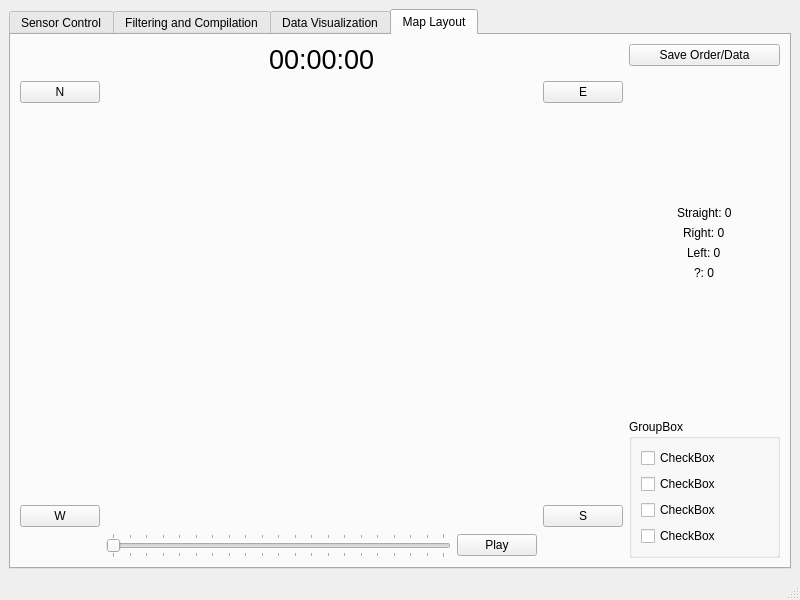
This is rcdsWindow.ui in CapstoneFlows/rcds-python as Qt 5 draws it before an edit. The edited form follows.
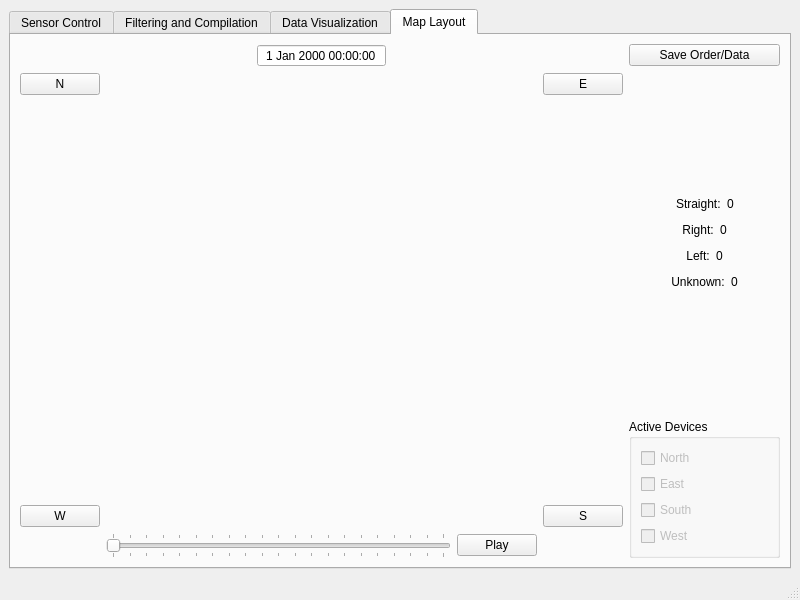
This is the edited form. The open tabs and pages were chosen to show the change. Icons and pictures are not drawn. Custom widgets are drawn as their Qt base class.

Commit message: Finished map layout in UI

```diff
--- a/rcdsWindow.ui
+++ b/rcdsWindow.ui
@@ -624,7 +624,7 @@
               <item row="1" column="3">
                <widget class="QLabel" name="EastLabel">
                 <property name="text">
-                 <string>&lt;html&gt;&lt;head/&gt;&lt;body&gt;&lt;p&gt;&lt;img src=&quot;:/intersection/arrowNone.jpg&quot;/&gt;&lt;/p&gt;&lt;/body&gt;&lt;/html&gt;</string>
+                 <string>&lt;html&gt;&lt;head/&gt;&lt;body&gt;&lt;p&gt;&lt;img src=&quot;:/intersection/arrowUnknown270.jpg&quot;/&gt;&lt;/p&gt;&lt;/body&gt;&lt;/html&gt;</string>
                 </property>
                 <property name="alignment">
                  <set>Qt::AlignCenter</set>
@@ -634,7 +634,7 @@
               <item row="1" column="1">
                <widget class="QLabel" name="NorthLabel_2">
                 <property name="text">
-                 <string>&lt;html&gt;&lt;head/&gt;&lt;body&gt;&lt;p&gt;&lt;img src=&quot;:/intersection/arrowNone.jpg&quot;/&gt;&lt;/p&gt;&lt;/body&gt;&lt;/html&gt;</string>
+                 <string>&lt;html&gt;&lt;head/&gt;&lt;body&gt;&lt;p&gt;&lt;img src=&quot;:/intersection/arrowUnknown180.jpg&quot;/&gt;&lt;/p&gt;&lt;/body&gt;&lt;/html&gt;</string>
                 </property>
                 <property name="alignment">
                  <set>Qt::AlignCenter</set>
@@ -706,15 +706,16 @@
                   </property>
                  </spacer>
                 </item>
-                <item alignment="Qt::AlignHCenter">
-                 <widget class="QLabel" name="time_label">
-                  <property name="font">
-                   <font>
-                    <pointsize>20</pointsize>
-                   </font>
+                <item>
+                 <widget class="QDateTimeEdit" name="mapDateTimeEdit">
+                  <property name="alignment">
+                   <set>Qt::AlignCenter</set>
                   </property>
-                  <property name="text">
-                   <string>00:00:00</string>
+                  <property name="readOnly">
+                   <bool>true</bool>
+                  </property>
+                  <property name="buttonSymbols">
+                   <enum>QAbstractSpinBox::NoButtons</enum>
                   </property>
                  </widget>
                 </item>
@@ -822,33 +823,190 @@
                 </property>
                </spacer>
               </item>
-              <item alignment="Qt::AlignHCenter">
-               <widget class="QLabel" name="straight_label">
-                <property name="text">
-                 <string>Straight: 0</string>
-                </property>
-               </widget>
+              <item>
+               <layout class="QHBoxLayout" name="horizontalLayout_10">
+                <item>
+                 <spacer name="horizontalSpacer_3">
+                  <property name="orientation">
+                   <enum>Qt::Horizontal</enum>
+                  </property>
+                  <property name="sizeHint" stdset="0">
+                   <size>
+                    <width>40</width>
+                    <height>20</height>
+                   </size>
+                  </property>
+                 </spacer>
+                </item>
+                <item alignment="Qt::AlignHCenter">
+                 <widget class="QLabel" name="straight_label">
+                  <property name="text">
+                   <string>Straight:</string>
+                  </property>
+                 </widget>
+                </item>
+                <item>
+                 <widget class="QLabel" name="straight_num_label">
+                  <property name="text">
+                   <string>0</string>
+                  </property>
+                 </widget>
+                </item>
+                <item>
+                 <spacer name="horizontalSpacer_4">
+                  <property name="orientation">
+                   <enum>Qt::Horizontal</enum>
+                  </property>
+                  <property name="sizeHint" stdset="0">
+                   <size>
+                    <width>40</width>
+                    <height>20</height>
+                   </size>
+                  </property>
+                 </spacer>
+                </item>
+               </layout>
               </item>
-              <item alignment="Qt::AlignHCenter">
-               <widget class="QLabel" name="right_label">
-                <property name="text">
-                 <string>Right: 0</string>
-                </property>
-               </widget>
+              <item>
+               <layout class="QHBoxLayout" name="horizontalLayout_11">
+                <item>
+                 <spacer name="horizontalSpacer_5">
+                  <property name="orientation">
+                   <enum>Qt::Horizontal</enum>
+                  </property>
+                  <property name="sizeHint" stdset="0">
+                   <size>
+                    <width>40</width>
+                    <height>20</height>
+                   </size>
+                  </property>
+                 </spacer>
+                </item>
+                <item>
+                 <widget class="QLabel" name="right_label">
+                  <property name="text">
+                   <string>Right:</string>
+                  </property>
+                  <property name="alignment">
+                   <set>Qt::AlignCenter</set>
+                  </property>
+                 </widget>
+                </item>
+                <item>
+                 <widget class="QLabel" name="right_num_label">
+                  <property name="text">
+                   <string>0</string>
+                  </property>
+                 </widget>
+                </item>
+                <item>
+                 <spacer name="horizontalSpacer_10">
+                  <property name="orientation">
+                   <enum>Qt::Horizontal</enum>
+                  </property>
+                  <property name="sizeHint" stdset="0">
+                   <size>
+                    <width>40</width>
+                    <height>20</height>
+                   </size>
+                  </property>
+                 </spacer>
+                </item>
+               </layout>
               </item>
-              <item alignment="Qt::AlignHCenter">
-               <widget class="QLabel" name="left_label">
-                <property name="text">
-                 <string>Left: 0</string>
-                </property>
-               </widget>
+              <item>
+               <layout class="QHBoxLayout" name="horizontalLayout_12">
+                <item>
+                 <spacer name="horizontalSpacer_6">
+                  <property name="orientation">
+                   <enum>Qt::Horizontal</enum>
+                  </property>
+                  <property name="sizeHint" stdset="0">
+                   <size>
+                    <width>40</width>
+                    <height>20</height>
+                   </size>
+                  </property>
+                 </spacer>
+                </item>
+                <item>
+                 <widget class="QLabel" name="left_label">
+                  <property name="text">
+                   <string>Left:</string>
+                  </property>
+                  <property name="alignment">
+                   <set>Qt::AlignCenter</set>
+                  </property>
+                 </widget>
+                </item>
+                <item>
+                 <widget class="QLabel" name="left_num_label">
+                  <property name="text">
+                   <string>0</string>
+                  </property>
+                 </widget>
+                </item>
+                <item>
+                 <spacer name="horizontalSpacer_9">
+                  <property name="orientation">
+                   <enum>Qt::Horizontal</enum>
+                  </property>
+                  <property name="sizeHint" stdset="0">
+                   <size>
+                    <width>40</width>
+                    <height>20</height>
+                   </size>
+                  </property>
+                 </spacer>
+                </item>
+               </layout>
               </item>
-              <item alignment="Qt::AlignHCenter">
-               <widget class="QLabel" name="unknown_label">
-                <property name="text">
-                 <string>?: 0</string>
-                </property>
-               </widget>
+              <item>
+               <layout class="QHBoxLayout" name="horizontalLayout_13">
+                <item>
+                 <spacer name="horizontalSpacer_7">
+                  <property name="orientation">
+                   <enum>Qt::Horizontal</enum>
+                  </property>
+                  <property name="sizeHint" stdset="0">
+                   <size>
+                    <width>40</width>
+                    <height>20</height>
+                   </size>
+                  </property>
+                 </spacer>
+                </item>
+                <item>
+                 <widget class="QLabel" name="unknown_label">
+                  <property name="text">
+                   <string>Unknown:</string>
+                  </property>
+                  <property name="alignment">
+                   <set>Qt::AlignCenter</set>
+                  </property>
+                 </widget>
+                </item>
+                <item>
+                 <widget class="QLabel" name="unknown_num_label">
+                  <property name="text">
+                   <string>0</string>
+                  </property>
+                 </widget>
+                </item>
+                <item>
+                 <spacer name="horizontalSpacer_8">
+                  <property name="orientation">
+                   <enum>Qt::Horizontal</enum>
+                  </property>
+                  <property name="sizeHint" stdset="0">
+                   <size>
+                    <width>40</width>
+                    <height>20</height>
+                   </size>
+                  </property>
+                 </spacer>
+                </item>
+               </layout>
               </item>
               <item>
                <spacer name="verticalSpacer_4">
@@ -866,34 +1024,64 @@
               <item>
                <widget class="QGroupBox" name="groupBox">
                 <property name="title">
-                 <string>GroupBox</string>
+                 <string>Active Devices</string>
                 </property>
                 <layout class="QVBoxLayout" name="verticalLayout_6">
                  <item>
-                  <widget class="QCheckBox" name="checkBox_4">
+                  <widget class="QCheckBox" name="nCheck">
+                   <property name="enabled">
+                    <bool>false</bool>
+                   </property>
+                   <property name="mouseTracking">
+                    <bool>true</bool>
+                   </property>
+                   <property name="focusPolicy">
+                    <enum>Qt::NoFocus</enum>
+                   </property>
                    <property name="text">
-                    <string>CheckBox</string>
+                    <string>North</string>
                    </property>
+                   <property name="checked">
+                    <bool>false</bool>
+                   </property>
                   </widget>
                  </item>
                  <item>
-                  <widget class="QCheckBox" name="checkBox_3">
+                  <widget class="QCheckBox" name="eCheck">
+                   <property name="enabled">
+                    <bool>false</bool>
+                   </property>
+                   <property name="focusPolicy">
+                    <enum>Qt::NoFocus</enum>
+                   </property>
                    <property name="text">
-                    <string>CheckBox</string>
+                    <string>East</string>
                    </property>
                   </widget>
                  </item>
                  <item>
-                  <widget class="QCheckBox" name="checkBox_2">
+                  <widget class="QCheckBox" name="sCheck">
+                   <property name="enabled">
+                    <bool>false</bool>
+                   </property>
+                   <property name="focusPolicy">
+                    <enum>Qt::NoFocus</enum>
+                   </property>
                    <property name="text">
-                    <string>CheckBox</string>
+                    <string>South</string>
                    </property>
                   </widget>
                  </item>
                  <item>
-                  <widget class="QCheckBox" name="checkBox">
+                  <widget class="QCheckBox" name="wCheck">
+                   <property name="enabled">
+                    <bool>false</bool>
+                   </property>
+                   <property name="focusPolicy">
+                    <enum>Qt::NoFocus</enum>
+                   </property>
                    <property name="text">
-                    <string>CheckBox</string>
+                    <string>West</string>
                    </property>
                   </widget>
                  </item>
```
Left out of the diff: 10 changed lines with no effect on the pictures. The commit also changes 2 other files.
